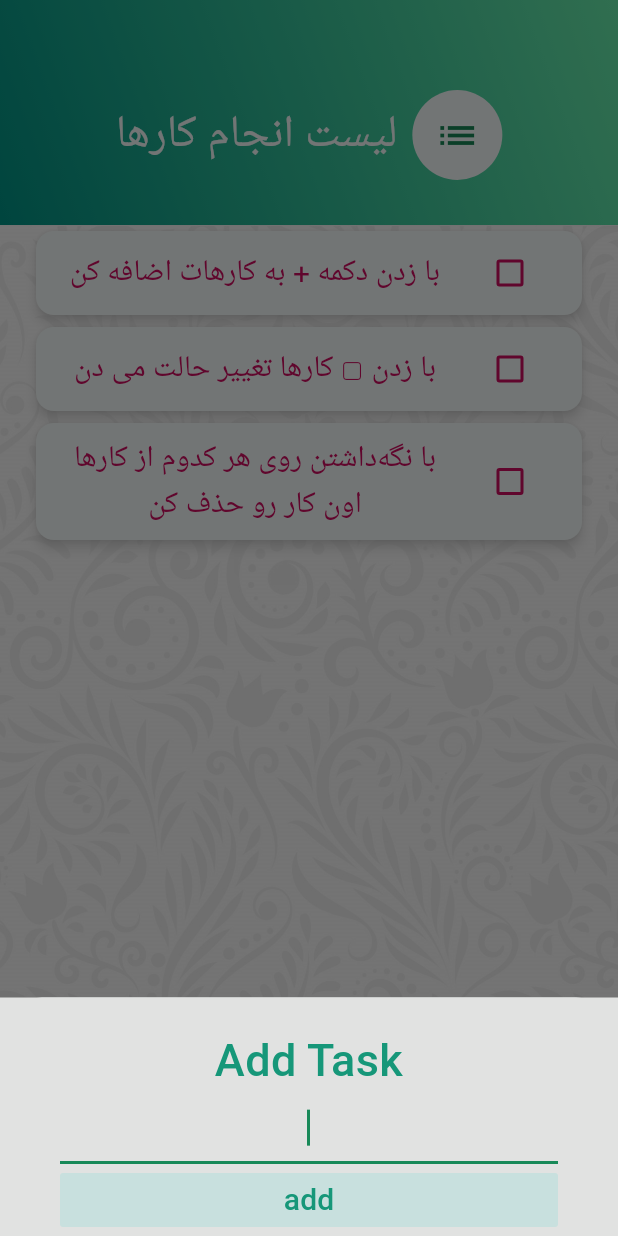
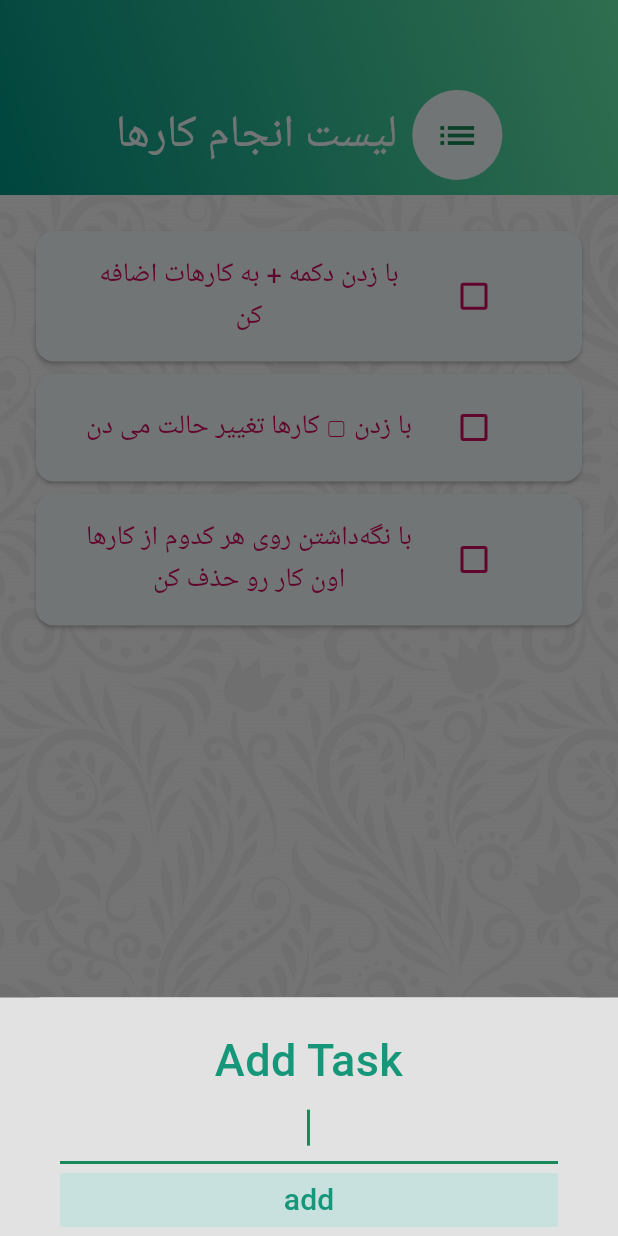
Before and after one commit to Sina2748/todoey, a Flutter app: the screen it shows after launch, after a tap on the "add" icon, on a phone screen of 412 x 824 dp. Run offline on Flutter 3.47's test engine with Material 2 defaults, Android fonts, the phone set to English and light mode, and no system bars; our stand-ins replace audioplayers, google_fonts; Roboto replaces fonts that are missing (Harmattan, Lemonada).

Commit message:
Before adding ReorderableListView still

```diff
--- a/lib/Models/task_data.dart
+++ b/lib/Models/task_data.dart
@@ -4,7 +4,7 @@ import 'package:flutter/foundation.dart';
 import 'task.dart';
 
 class TaskData extends ChangeNotifier {
-  List<Task> _tasks = [
+  final List<Task> _tasks = [
     Task(name: 'با زدن دکمه + به کارهات اضافه کن'),
     Task(name: 'با زدن ▢ کارها تغییر حالت می دن'),
     Task(name: 'با نگه‌داشتن روی هر کدوم از کارها اون کار رو حذف کن'),
@@ -33,4 +33,11 @@ class TaskData extends ChangeNotifier {
     _tasks.removeAt(index);
     notifyListeners();
   }
+
+  reorderTaskList(int oldIndex, int newIndex) {
+    (oldIndex < newIndex);
+
+    final Task item = _tasks.removeAt(oldIndex);
+    _tasks.insert(newIndex, item);
+  }
 }
--- a/lib/screens/task_screen.dart
+++ b/lib/screens/task_screen.dart
@@ -15,32 +15,10 @@ class TasksScreen extends StatelessWidget {
   @override
   Widget build(BuildContext context) {
     return Scaffold(
-      backgroundColor: Theme.of(context).colorScheme.primary,
-      floatingActionButton: FloatingActionButton(
-        foregroundColor: Theme.of(context).colorScheme.surface,
-        backgroundColor: Theme.of(context).colorScheme.onSecondary,
-        child: Icon(Icons.add),
-        onPressed: () {
-          showModalBottomSheet(
-            isScrollControlled: true,
-            context: context,
-            builder: (context) => SingleChildScrollView(
-              child: Container(
-                padding: EdgeInsets.only(
-                    bottom: MediaQuery.of(context).viewInsets.bottom),
-                child: AddTaskScreen((newTaskTitle) {
-                  // });
-                }),
-              ),
-            ),
-          );
-        },
-        // backgroundColor: Colors.lightBlueAccent,
-      ),
-      body: Column(
-        crossAxisAlignment: CrossAxisAlignment.stretch,
-        children: [
-          Container(
+      appBar: AppBar(
+          toolbarHeight: 130,
+          flexibleSpace: Container(
+            height: 400,
             decoration: BoxDecoration(
               gradient: LinearGradient(
                 begin: Alignment.topRight,
@@ -81,11 +59,36 @@ class TasksScreen extends StatelessWidget {
                 ),
               ],
             ),
-          ),
+          )),
+      backgroundColor: Theme.of(context).colorScheme.primary,
+      floatingActionButton: FloatingActionButton(
+        foregroundColor: Theme.of(context).colorScheme.surface,
+        backgroundColor: Theme.of(context).colorScheme.onSecondary,
+        child: Icon(Icons.add),
+        onPressed: () {
+          showModalBottomSheet(
+            isScrollControlled: true,
+            context: context,
+            builder: (context) => SingleChildScrollView(
+              child: Container(
+                padding: EdgeInsets.only(
+                    bottom: MediaQuery.of(context).viewInsets.bottom),
+                child: AddTaskScreen((newTaskTitle) {
+                  // });
+                }),
+              ),
+            ),
+          );
+        },
+        // backgroundColor: Colors.lightBlueAccent,
+      ),
+      body: Column(
+        crossAxisAlignment: CrossAxisAlignment.stretch,
+        children: [
           Expanded(
             child: Container(
               // alignment: Alignment.bottomLeft,
-              padding: EdgeInsets.symmetric(horizontal: 20),
+              padding: EdgeInsets.all(20),
               decoration: BoxDecoration(
                 image: DecorationImage(
                   image: AssetImage('assets/images/pattern.jpg'),
--- a/lib/widgets/task_list.dart
+++ b/lib/widgets/task_list.dart
@@ -5,16 +5,27 @@ import 'package:provider/provider.dart';
 import 'package:todoey/Models/task_data.dart';
 import 'package:todoey/widgets/soundplayer.dart';
 
-class TasksList extends StatelessWidget {
+class TasksList extends StatefulWidget {
+  @override
+  State<TasksList> createState() => _TasksListState();
+}
+
+class _TasksListState extends State<TasksList> {
   @override
   Widget build(BuildContext context) {
-    return ListView.builder(
-      itemBuilder: (context, index) {
-        return Card(
-          shadowColor: Colors.grey[50],
-          color: Theme.of(context).colorScheme.surface,
-          elevation: 3,
-          child: TaskTile(
+    print(
+      context.watch<TaskData>().tasks,
+    );
+
+    return ReorderableListView(
+      children: <Widget>[
+        for (int index = 0;
+            index < context.watch<TaskData>().tasks.length;
+            index += 1)
+          Card(
+            key: Key('$index'),
+            child: ListTile(
+              title: TaskTile(
                 isChecked: context.watch<TaskData>().tasks[index].isDone,
                 taskTitle: context.watch<TaskData>().tasks[index].name,
                 checkboxCallback: (checkboxState) {
@@ -28,9 +39,47 @@ class TasksList extends StatelessWidget {
                   context.read<TaskData>().deleteTask(index);
                 },
               ),
-        );
-      }, // Callback
-      itemCount: context.watch<TaskData>().tasks.length,
+            ),
+          ),
+      ],
+      onReorder: (int oldIndex, int newIndex) {
+        setState(() {
+          if (oldIndex < newIndex) {
+            newIndex -= 1;
+          }
+          context.read<TaskData>().reorderTaskList(oldIndex, newIndex);
+          // final Task item = context.watch<TaskData>().tasks.removeAt(oldIndex);
+          // print('newIndex: $newIndex, item: $item');
+          // context.read<TaskData>().tasks.insert(newIndex, item);
+        });
+      },
     );
   }
 }
+
+///
+//       itemBuilder: (context, index) {
+//         return Card(
+//           shadowColor: Colors.grey[50],
+//           color: Theme.of(context).colorScheme.surface,
+//           elevation: 3,
+//           child: TaskTile(
+//             isChecked: context.watch<TaskData>().tasks[index].isDone,
+//             taskTitle: context.watch<TaskData>().tasks[index].name,
+//             checkboxCallback: (checkboxState) {
+//               context.read<TaskData>().updateTask(index);
+//               if (context.read<TaskData>().tasks[index].isDone == true) {
+//                 // print('play sound!');
+//                 playSound(noteNumber);
+//               }
+//             },
+//             gestureCallback: () {
+//               context.read<TaskData>().deleteTask(index);
+//             },
+//           ),
+//         );
+//       }, // Callback
+//       itemCount: context.watch<TaskData>().tasks.length,
+//     );
+//   }
+// }
--- a/lib/widgets/task_tile.dart
+++ b/lib/widgets/task_tile.dart
@@ -25,13 +25,13 @@ class TaskTile extends StatelessWidget {
         onChanged: checkboxCallback,
       ),
       title: GestureDetector(
-        onLongPress: gestureCallback,
+        onDoubleTap: gestureCallback,
         child: Text(
           taskTitle!,
           textAlign: TextAlign.center,
           style: GoogleFonts.harmattan(
             textStyle: TextStyle(
-                fontSize: 20,
+                fontSize: 18,
                 decoration: isChecked! ? TextDecoration.lineThrough : null),
           ),
         ),
```
Lines whose indentation alone changed are shown as unchanged.
